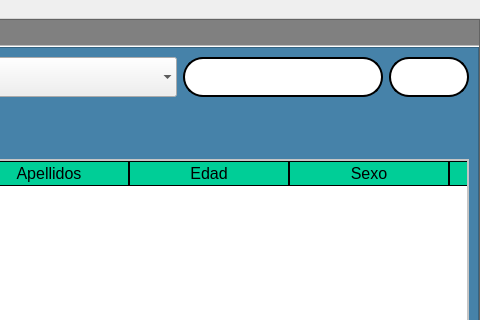
Above: interfaces/paciente_view.ui from Reinaldito04/App-Consultas-y-Historias-Medicas before the change; both pictures show x 364 to 844 and y 0 to 320 of the 844 by 786 pixel window. Below: the same form after it.
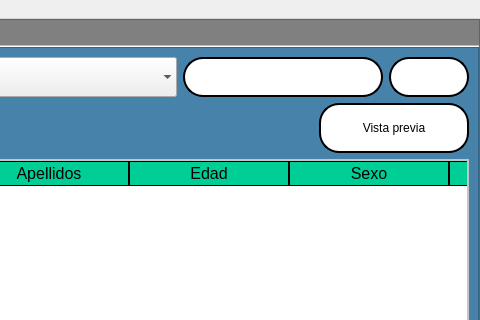
That is the form after the change. Icons and pictures are not drawn.

```diff
--- a/interfaces/paciente_view.ui
+++ b/interfaces/paciente_view.ui
@@ -324,6 +324,36 @@
                   </property>
                  </spacer>
                 </item>
+                <item>
+                 <widget class="QPushButton" name="bt_preview">
+                  <property name="minimumSize">
+                   <size>
+                    <width>150</width>
+                    <height>50</height>
+                   </size>
+                  </property>
+                  <property name="maximumSize">
+                   <size>
+                    <width>150</width>
+                    <height>50</height>
+                   </size>
+                  </property>
+                  <property name="font">
+                   <font>
+                    <pointsize>9</pointsize>
+                   </font>
+                  </property>
+                  <property name="text">
+                   <string>Vista previa</string>
+                  </property>
+                  <property name="iconSize">
+                   <size>
+                    <width>30</width>
+                    <height>30</height>
+                   </size>
+                  </property>
+                 </widget>
+                </item>
                </layout>
               </item>
               <item>
```
Left out of the diff: 3 changed lines with no effect on the pictures.
